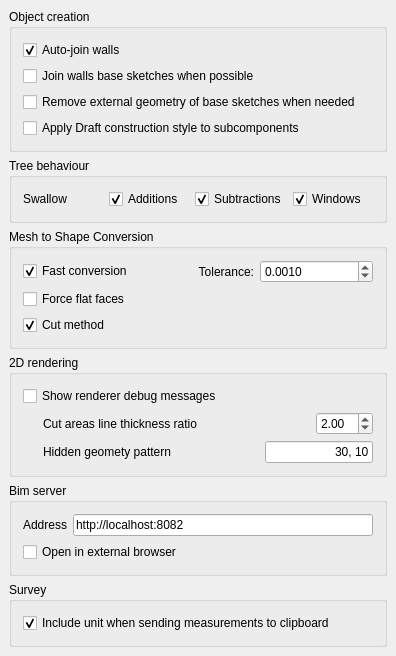
Above: src/Mod/Arch/Resources/ui/preferences-arch.ui from berndhahnebach/All_FreeCAD before the change. Below: the same form after it.
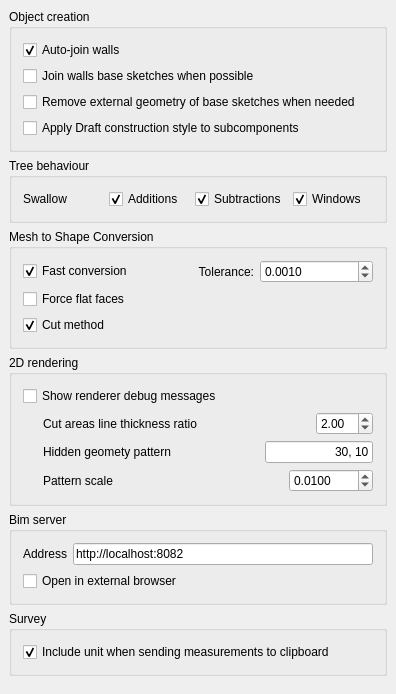
That is the form after the change. Custom widgets are drawn as their Qt base class.

Commit message: Arch: Added new Footprint display mode to walls

```diff
--- a/src/Mod/Arch/Resources/ui/preferences-arch.ui
+++ b/src/Mod/Arch/Resources/ui/preferences-arch.ui
@@ -7,7 +7,7 @@
     <x>0</x>
     <y>0</y>
     <width>396</width>
-    <height>638</height>
+    <height>694</height>
    </rect>
   </property>
   <property name="windowTitle">
@@ -425,6 +425,68 @@
         </item>
        </layout>
       </item>
+      <item>
+       <layout class="QHBoxLayout" name="horizontalLayout_15">
+        <item>
+         <spacer name="horizontalSpacer_5">
+          <property name="orientation">
+           <enum>Qt::Horizontal</enum>
+          </property>
+          <property name="sizeType">
+           <enum>QSizePolicy::Preferred</enum>
+          </property>
+          <property name="sizeHint" stdset="0">
+           <size>
+            <width>20</width>
+            <height>20</height>
+           </size>
+          </property>
+         </spacer>
+        </item>
+        <item>
+         <widget class="QLabel" name="label_5">
+          <property name="text">
+           <string>Pattern scale</string>
+          </property>
+         </widget>
+        </item>
+        <item>
+         <spacer name="horizontalSpacer_6">
+          <property name="orientation">
+           <enum>Qt::Horizontal</enum>
+          </property>
+          <property name="sizeHint" stdset="0">
+           <size>
+            <width>40</width>
+            <height>20</height>
+           </size>
+          </property>
+         </spacer>
+        </item>
+        <item>
+         <widget class="Gui::PrefDoubleSpinBox" name="doubleSpinBox">
+          <property name="toolTip">
+           <string>Scaling factor for patterns used by object that have a Footprint display mode</string>
+          </property>
+          <property name="decimals">
+           <number>4</number>
+          </property>
+          <property name="maximum">
+           <double>9999.989999999999782</double>
+          </property>
+          <property name="value">
+           <double>0.010000000000000</double>
+          </property>
+          <property name="prefEntry" stdset="0">
+           <cstring>patternScale</cstring>
+          </property>
+          <property name="prefPath" stdset="0">
+           <cstring>Mod/Arch</cstring>
+          </property>
+         </widget>
+        </item>
+       </layout>
+      </item>
      </layout>
     </widget>
    </item>
```
The commit also changes 1 other file.
